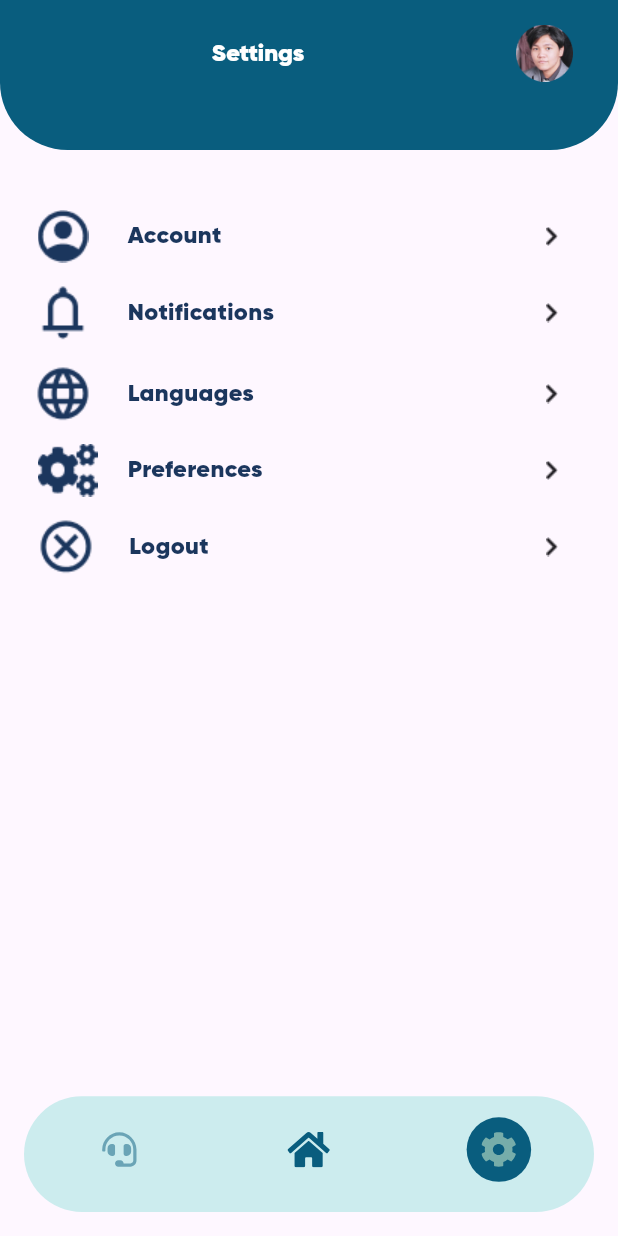
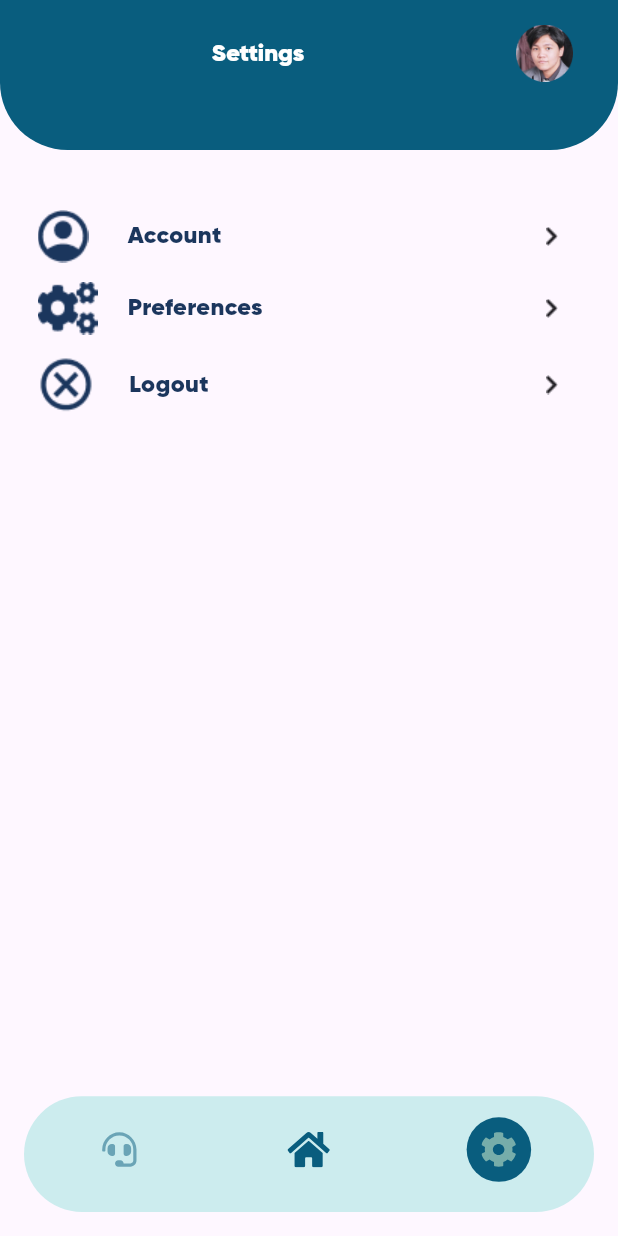
Before and after one commit to girindradmada/aidminton, a Flutter app: the screen it shows after launch, item 3 of the bottom bar chosen, on a phone screen of 412 x 824 dp. Run offline on Flutter 3.47's test engine with Material 3 defaults, Android fonts, the phone set to English and light mode, and no system bars; our stand-ins replace flutter_svg.

Commit message:
removed notif and languages because we are tired

```diff
--- a/lib/pages/settings.dart
+++ b/lib/pages/settings.dart
@@ -32,66 +32,6 @@ class _SettingsState extends State<Settings> {
                       SizedBox(width: 26,),
                       Text(
                         "Account",
-                        style: TextStyle(
-                          fontSize: 16,
-                          fontWeight: FontWeight.w500,
-                          color: Color(0xff1B365D),
-                        ),
-                      )
-                    ],
-                  ),
-                ),
-                Padding(
-                  padding: const EdgeInsets.only(right:40),
-                  child: Image.asset('assets/icons/forwardArrow.png'),
-                ),
-              ],
-            ),
-            SizedBox(height:13),
-            Row(
-              mainAxisAlignment: MainAxisAlignment.spaceBetween,
-              crossAxisAlignment: CrossAxisAlignment.center,
-              children: [
-                Padding(
-                  padding: const EdgeInsets.only(left:22),
-                  child: Row(
-                    mainAxisAlignment: MainAxisAlignment.spaceBetween,
-                    crossAxisAlignment: CrossAxisAlignment.center,
-                    children: [
-                      Image.asset('assets/icons/Notifications.png'),
-                      SizedBox(width: 23,),
-                      Text(
-                        "Notifications",
-                        style: TextStyle(
-                          fontSize: 16,
-                          fontWeight: FontWeight.w500,
-                          color: Color(0xff1B365D),
-                        ),
-                      )
-                    ],
-                  ),
-                ),
-                Padding(
-                  padding: const EdgeInsets.only(right:40),
-                  child: Image.asset('assets/icons/forwardArrow.png'),
-                ),
-              ],
-            ),
-            SizedBox(height:13),
-            Row(
-              mainAxisAlignment: MainAxisAlignment.spaceBetween,
-              crossAxisAlignment: CrossAxisAlignment.center,
-              children: [
-                Padding(
-                  padding: const EdgeInsets.only(left:22),
-                  child: Row(
-                    mainAxisAlignment: MainAxisAlignment.spaceBetween,
-                    crossAxisAlignment: CrossAxisAlignment.center,
-                    children: [
-                      Image.asset('assets/icons/languageGlobe.png'),
-                      SizedBox(width: 23,),
-                      Text(
-                        "Languages",
                         style: TextStyle(
                           fontSize: 16,
                           fontWeight: FontWeight.w500,
```
